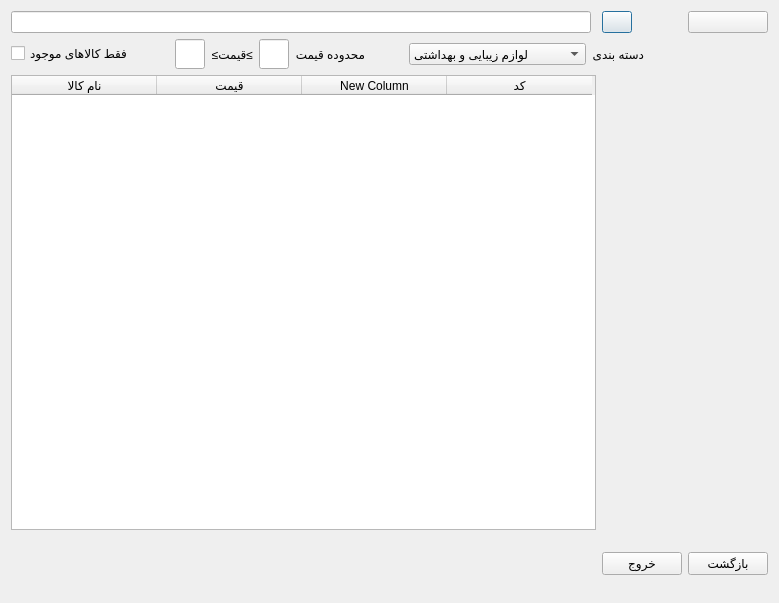
Qt form searchdialog.ui (Alireza8hi/Project-DigiKala) before a commit.
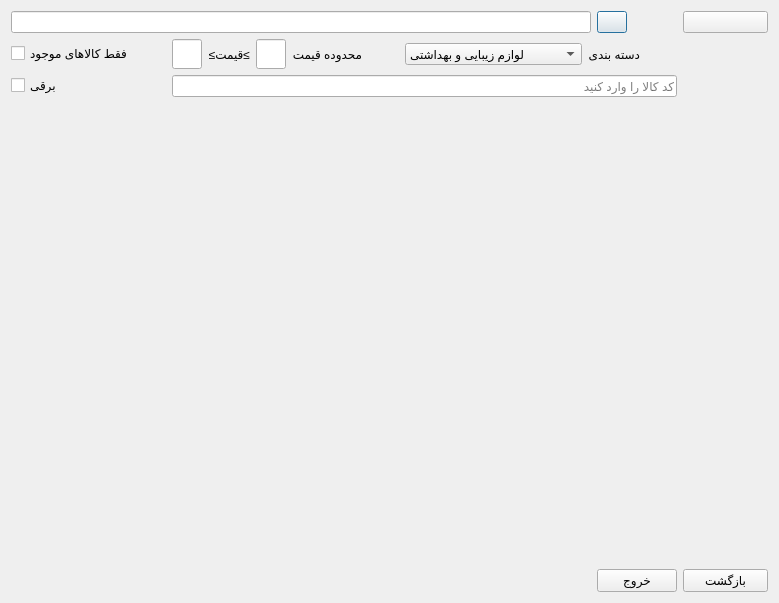
The same form after that commit. Icons and pictures are not drawn.

```diff
--- a/searchdialog.ui
+++ b/searchdialog.ui
@@ -243,24 +243,38 @@
        </item>
       </layout>
      </item>
+     <item row="1" column="1">
+      <spacer name="horizontalSpacer_3">
+       <property name="orientation">
+        <enum>Qt::Horizontal</enum>
+       </property>
+       <property name="sizeHint" stdset="0">
+        <size>
+         <width>40</width>
+         <height>20</height>
+        </size>
+       </property>
+      </spacer>
+     </item>
+     <item row="2" column="0">
+      <widget class="QCheckBox" name="ElectricCB">
+       <property name="text">
+        <string>برقی</string>
+       </property>
+      </widget>
+     </item>
+     <item row="2" column="2">
+      <widget class="QLineEdit" name="IDLe">
+       <property name="inputMask">
+        <string/>
+       </property>
+       <property name="placeholderText">
+        <string>کد کالا را وارد کنید</string>
+       </property>
+      </widget>
+     </item>
     </layout>
    </item>
-   <item row="6" column="0">
-    <spacer name="verticalSpacer">
-     <property name="orientation">
-      <enum>Qt::Vertical</enum>
-     </property>
-     <property name="sizeType">
-      <enum>QSizePolicy::Preferred</enum>
-     </property>
-     <property name="sizeHint" stdset="0">
-      <size>
-       <width>20</width>
-       <height>500</height>
-      </size>
-     </property>
-    </spacer>
-   </item>
    <item row="0" column="2">
     <widget class="QPushButton" name="SearchBtn">
      <property name="minimumSize">
@@ -330,36 +344,6 @@
      </property>
     </widget>
    </item>
-   <item row="4" column="0">
-    <widget class="QTableWidget" name="tableWidget">
-     <property name="alternatingRowColors">
-      <bool>true</bool>
-     </property>
-     <attribute name="horizontalHeaderDefaultSectionSize">
-      <number>145</number>
-     </attribute>
-     <column>
-      <property name="text">
-       <string>نام کالا</string>
-      </property>
-     </column>
-     <column>
-      <property name="text">
-       <string>قیمت</string>
-      </property>
-     </column>
-     <column>
-      <property name="text">
-       <string>New Column</string>
-      </property>
-     </column>
-     <column>
-      <property name="text">
-       <string>کد</string>
-      </property>
-     </column>
-    </widget>
-   </item>
   </layout>
  </widget>
  <resources>
```
Left out of the diff: 13 changed lines with no effect on the pictures.
